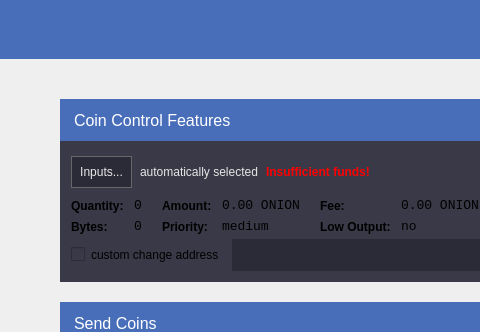
Old version of the form src/qt/forms/sendcoinsdialog.ui in the repository deeponion/deeponion-legacy; both pictures show x 0 to 480 and y 0 to 332 of the 946 by 533 pixel window.
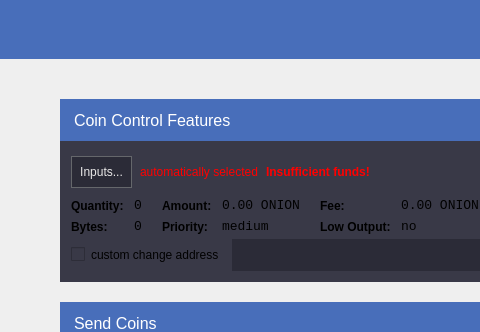
New version of the form. Icons and pictures are not drawn.

Diff of the .ui file:
```diff
--- a/src/qt/forms/sendcoinsdialog.ui
+++ b/src/qt/forms/sendcoinsdialog.ui
@@ -244,11 +244,16 @@
               </item>
               <item>
                <widget class="QLabel" name="labelCoinControlAutomaticallySelected">
+                <property name="font">
+                 <font>
+                  <kerning>true</kerning>
+                 </font>
+                </property>
                 <property name="styleSheet">
-                 <string notr="true"/>
+                 <string notr="true">color: red;</string>
                 </property>
                 <property name="text">
-                 <string>&lt;html&gt;&lt;head/&gt;&lt;body&gt;&lt;p&gt;&lt;span style=&quot; color:#e6e6e6;&quot;&gt;automatically selected&lt;/span&gt;&lt;/p&gt;&lt;/body&gt;&lt;/html&gt;</string>
+                 <string>automatically selected</string>
                 </property>
                 <property name="margin">
                  <number>5</number>
```
